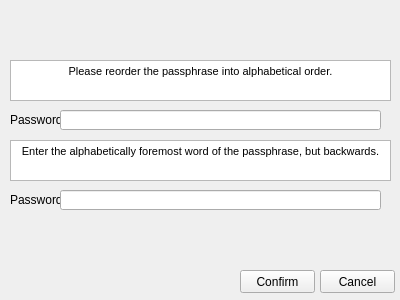
Qt form qt/passwordprompt.ui (python-discord/code-jam-4) before a commit.
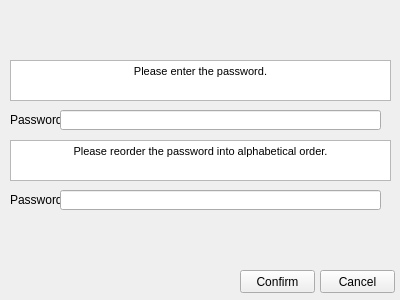
The same form after that commit.

Commit message: Changed how password is entered.

Patch:
```diff
--- a/qt/passwordprompt.ui
+++ b/qt/passwordprompt.ui
@@ -27,7 +27,7 @@
 &lt;html&gt;&lt;head&gt;&lt;meta name=&quot;qrichtext&quot; content=&quot;1&quot; /&gt;&lt;style type=&quot;text/css&quot;&gt;
 p, li { white-space: pre-wrap; }
 &lt;/style&gt;&lt;/head&gt;&lt;body style=&quot; font-family:'MS Shell Dlg 2'; font-size:8.25pt; font-weight:400; font-style:normal;&quot;&gt;
-&lt;p align=&quot;center&quot; style=&quot; margin-top:0px; margin-bottom:0px; margin-left:0px; margin-right:0px; -qt-block-indent:0; text-indent:0px;&quot;&gt;Please reorder the passphrase into alphabetical order.&lt;/p&gt;&lt;/body&gt;&lt;/html&gt;</string>
+&lt;p align=&quot;center&quot; style=&quot; margin-top:0px; margin-bottom:0px; margin-left:0px; margin-right:0px; -qt-block-indent:0; text-indent:0px;&quot;&gt;Please enter the password.&lt;/p&gt;&lt;/body&gt;&lt;/html&gt;</string>
    </property>
   </widget>
   <widget class="QTextBrowser" name="instructions_backwards">
@@ -44,7 +44,7 @@
 &lt;html&gt;&lt;head&gt;&lt;meta name=&quot;qrichtext&quot; content=&quot;1&quot; /&gt;&lt;style type=&quot;text/css&quot;&gt;
 p, li { white-space: pre-wrap; }
 &lt;/style&gt;&lt;/head&gt;&lt;body style=&quot; font-family:'MS Shell Dlg 2'; font-size:8.25pt; font-weight:400; font-style:normal;&quot;&gt;
-&lt;p align=&quot;center&quot; style=&quot; margin-top:0px; margin-bottom:0px; margin-left:0px; margin-right:0px; -qt-block-indent:0; text-indent:0px;&quot;&gt;Enter the alphabetically foremost word of the passphrase, but backwards.&lt;/p&gt;&lt;/body&gt;&lt;/html&gt;</string>
+&lt;p align=&quot;center&quot; style=&quot; margin-top:0px; margin-bottom:0px; margin-left:0px; margin-right:0px; -qt-block-indent:0; text-indent:0px;&quot;&gt;Please reorder the password into alphabetical order.&lt;/p&gt;&lt;/body&gt;&lt;/html&gt;</string>
    </property>
   </widget>
   <widget class="QLabel" name="password_label">
```
Left out of the diff: 13 changed lines with no effect on the pictures. The commit also changes 2 other files.
